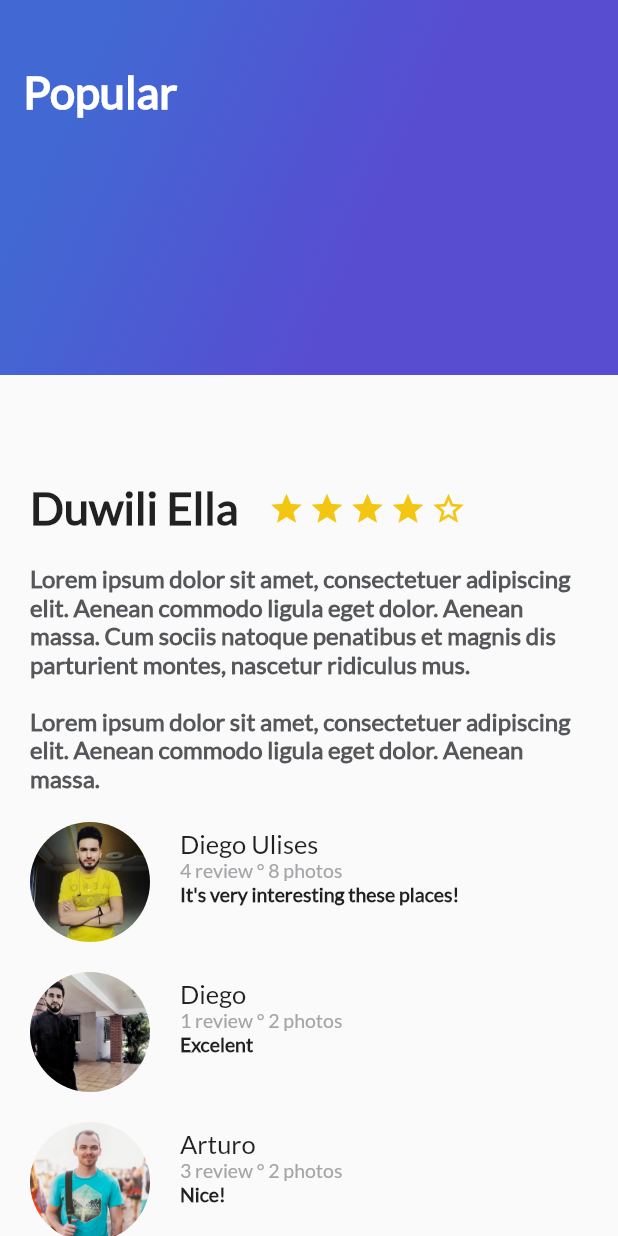
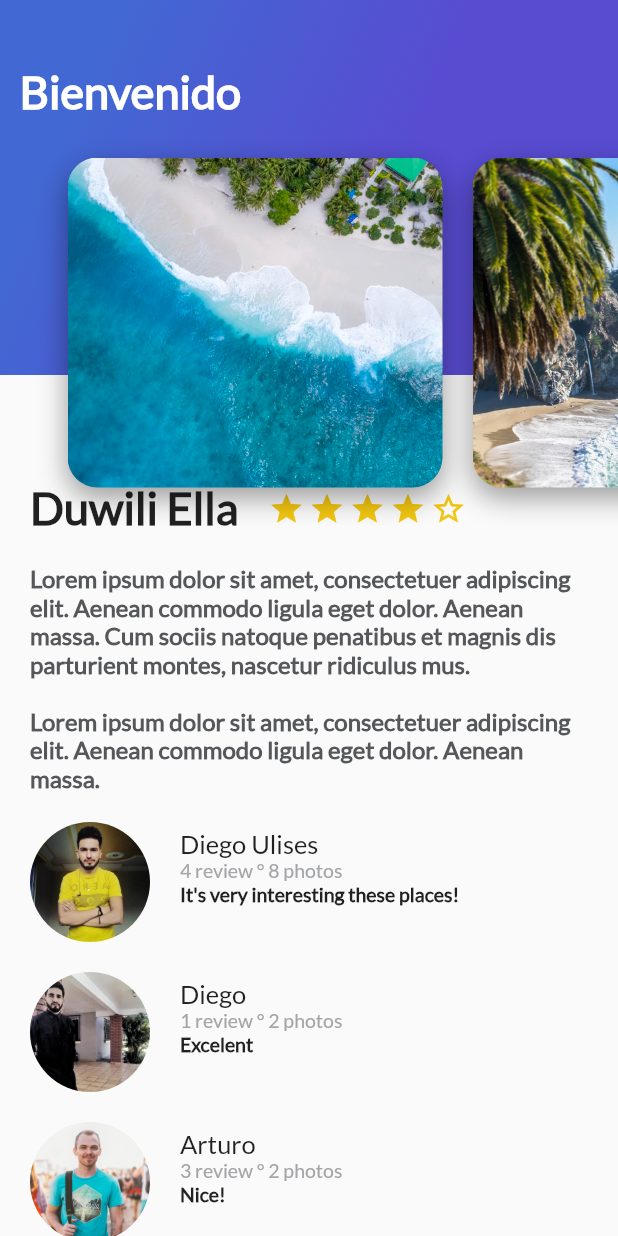
Before and after one commit to du-ulises/Curso-de-Flutter, a Flutter app: the screen it shows after launch, on a phone screen of 412 x 824 dp. Run offline on Flutter 3.47's test engine with Material 2 defaults, Android fonts, the phone set to English and light mode, and no system bars.

```diff
--- a/4. Widgets sin estado en Flutter.txt
+++ b/4. Widgets sin estado en Flutter.txt
@@ -81,3 +81,10 @@ Ahora bien, si queremos dar a esas imágenes características visuales o de deco
 TIP: para evitar que el statusBar de Android se vea con un color más oscuro, habitual en este SO, podemos agregar al final de la clase MainActivity del archivo MainActivity.kt (ubicado en la carpeta src/main/kotlin/), la siguiente línea de código:
 
 this.getWindow().statusBarColor(android.graphics.Color.TRANSPARENT);
+
+Widget Listview
+La particularidad del widget ListView(), como ya lo habíamos adelantado en clases anteriores, es la capacidad de permitir el desplazamiento del contenido (generalmente items de una lista) que en principio queda ubicado fuera de la región visible de nuestra interfaz.
+
+En esta clase implementamos el ListView(), con la particularidad de que el desplazamiento o scrolling que definiremos en la propiedad scrollDirection será horizontal y no vertical para lo cual usaremos la variable Axis.horizontal.
+
+Algo importante que vale la pena recordar es que con Flutter podemos crear widgets personalizados que luego podemos parametrizar y reutilizar tantas veces como queramos.
--- /dev/null
+++ b/platzi_trips_app/lib/card_image_list.dart
@@ -0,0 +1,25 @@
+import 'package:flutter/material.dart';
+import 'card_image.dart';
+
+class   CardImageList extends StatelessWidget{
+  @override
+  Widget build(BuildContext context) {
+    // TODO: implement build
+    return Container(
+      height: 350,
+      child: ListView(
+        padding: EdgeInsets.all(25.0),
+        scrollDirection: Axis.horizontal,
+        children: <Widget>[
+          CardImage("assets/images/beach.jpeg"),
+          CardImage("assets/images/beach_palm.jpeg"),
+          CardImage("assets/images/mountain.jpeg"),
+          CardImage("assets/images/mountain_stars.jpeg"),
+          CardImage("assets/images/river.jpeg"),
+          CardImage("assets/images/sunset.jpeg"),
+        ],
+      ),
+    );
+  }
+
+}
--- /dev/null
+++ b/platzi_trips_app/lib/header_appbar.dart
@@ -0,0 +1,17 @@
+import 'package:flutter/material.dart';
+import 'gradient_back.dart';
+import 'card_image_list.dart';
+
+class HeaderAppBar extends StatelessWidget{
+  @override
+  Widget build(BuildContext context) {
+    // TODO: implement build
+    return Stack(
+      children: <Widget>[
+        GradientBack("Bienvenido"),
+        CardImageList()
+      ],
+    );
+  }
+
+}
--- a/platzi_trips_app/lib/main.dart
+++ b/platzi_trips_app/lib/main.dart
@@ -2,6 +2,7 @@ import 'package:flutter/material.dart';
 import 'description_place.dart';
 import 'review_list.dart';
 import 'gradient_back.dart';
+import 'header_appbar.dart';
 
 void main() => runApp(MyApp());
 
@@ -36,7 +37,7 @@ class MyApp extends StatelessWidget {
                 ReviewList()
               ],
             ),
-            GradientBack("Popular")
+            HeaderAppBar()
           ],
         ),
       ) //MyHomePage(title: 'Flutter Demo Home Page'),
```
